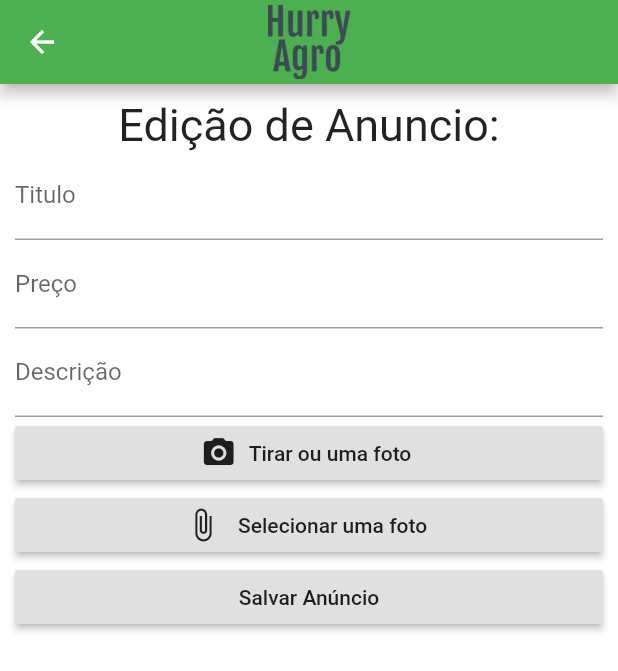
After one commit to Bigjhow/HurryAgro, a Flutter app: the EditarAnuncio screen opened directly, on a phone screen of 412 x 824 dp. The commit adds this screen. Shown: the top 671 px of the screen. Run offline on Flutter 3.47's test engine with Material 2 defaults, Android fonts, the phone set to English and light mode, and no system bars; our stand-ins replace carousel_slider, image_picker, page_transition; network calls fail.

Commit message:
quart commit

```diff
--- a/lib/main.dart
+++ b/lib/main.dart
@@ -1,6 +1,7 @@
 import 'package:flutter/material.dart';
 import 'package:hurryAgro/Nav.dart';
 import 'package:hurryAgro/auth/login.dart';
+import 'package:hurryAgro/view/home/principal.dart';
 
 void main() => runApp(MyApp());
 
@@ -13,7 +14,7 @@
       theme: ThemeData(
         primarySwatch: Colors.green,
       ),
-      home: Login(),
+      home: Nav(),
     );
   }
 }
--- /dev/null
+++ b/lib/view/home/editarAnuncio.dart
@@ -0,0 +1,93 @@
+import 'package:flutter/cupertino.dart';
+import 'package:flutter/material.dart';
+import 'package:hurryAgro/view/home/principal.dart';
+
+//---- Datas
+import 'package:hurryAgro/data/data.dart';
+import 'package:image_picker/image_picker.dart';
+
+class EditarAnuncio extends StatefulWidget {
+  @override
+  _HomeState createState() => _HomeState();
+}
+
+class _HomeState extends State<EditarAnuncio> {
+  TextEditingController controladorName = TextEditingController();
+  TextEditingController controladorPrice = TextEditingController();
+  TextEditingController controladorDescribe = TextEditingController();
+  @override
+  Widget build(BuildContext context) {
+    var textStyle = TextStyle(
+        color: Colors.green, fontSize: 17, fontWeight: FontWeight.bold);
+
+    return Scaffold(
+      appBar: AppBar(
+        title: SizedBox(
+            width: 55, height: 55, child: Image.asset("imagens/logoNome.png")),
+        centerTitle: true,
+        backgroundColor: Colors.green,
+      ),
+      backgroundColor: Colors.white,
+      body: Container(
+        color: Colors.white,
+        child: ListView(
+          padding: EdgeInsets.fromLTRB(10.0, 0.0, 10.0, 0.0),
+          children: <Widget>[
+            SizedBox(
+              height: 10,
+            ),
+            Text("Edição de Anuncio:",
+                textAlign: TextAlign.center,
+                style: TextStyle(
+                  fontSize: 30,
+                )),
+            formulario(false, "Titulo", TextInputType.name, controladorName,
+                "Titulo vazio"),
+            formulario(false, "Preço", TextInputType.number, controladorPrice,
+                "Preço vazio"),
+            formulario(false, "Descrição", TextInputType.text,
+                controladorDescribe, "Descrição vazio"),
+            RaisedButton.icon(
+                icon: Icon(Icons.camera_alt),
+                label: Text("Tirar ou uma foto"),
+                onPressed: () {
+                  ImagePicker.platform.pickImage(source: ImageSource.camera);
+                }),
+            RaisedButton.icon(
+                icon: Icon(Icons.attach_file),
+                label: Text(" Selecionar uma foto"),
+                onPressed: () {
+                  ImagePicker.platform.pickImage(source: ImageSource.gallery);
+                }),
+            RaisedButton(
+              onPressed: () {
+                Future.delayed(
+                    Duration(seconds: 1), () => Navigator.pop(context));
+              },
+              child: Text("Salvar Anúncio"),
+            )
+          ],
+        ),
+      ),
+    );
+  }
+}
+
+Widget formulario(
+    bool obscureText,
+    String labelText,
+    TextInputType keyboardType,
+    TextEditingController controller,
+    String validator) {
+  return TextFormField(
+    keyboardType: keyboardType,
+    obscureText: obscureText,
+    decoration: InputDecoration(labelText: "$labelText"),
+    controller: controller,
+    validator: (value) {
+      if (value.isEmpty) {
+        return "$validator";
+      }
+    },
+  );
+}
--- a/lib/view/home/principal.dart
+++ b/lib/view/home/principal.dart
@@ -81,6 +81,7 @@
                             MaterialPageRoute(
                                 builder: (context) => Anuncio(
                                       name: anuncios[index]["name"],
+                                      describe: anuncios[index]["describe"],
                                       price:
                                           anuncios[index]["price"].toString(),
                                       image: anuncios[index]["image"],
```
Also changed, not shown: lib/view/user/meusAnuncios.dart (+61 -103 lines).
